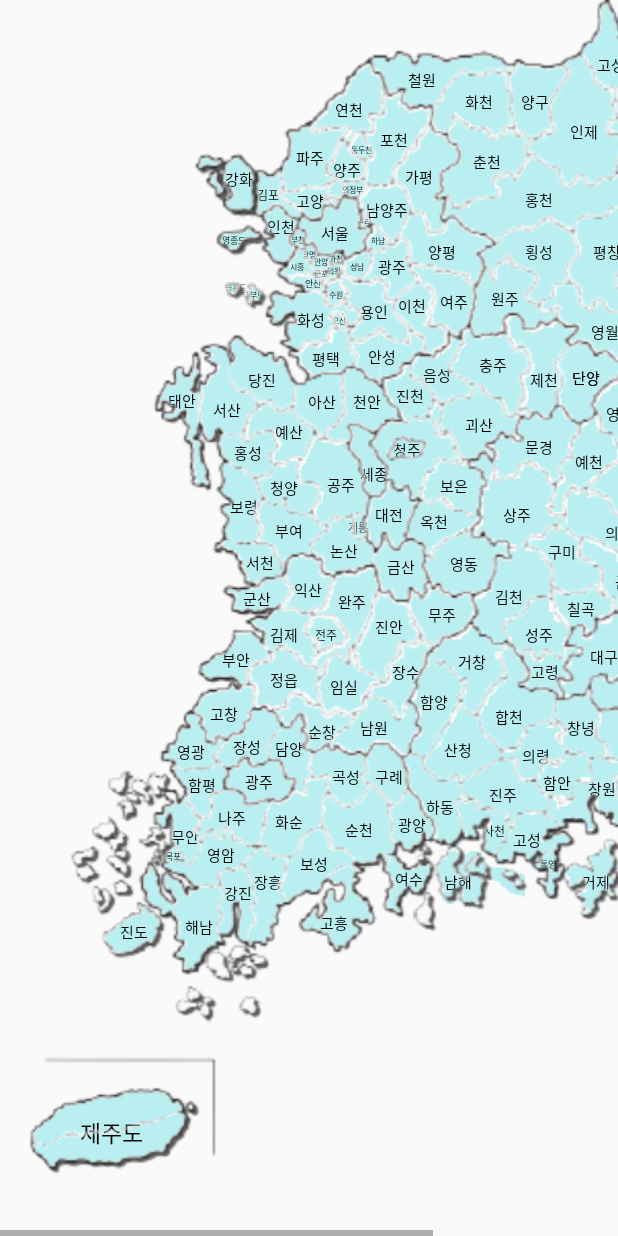
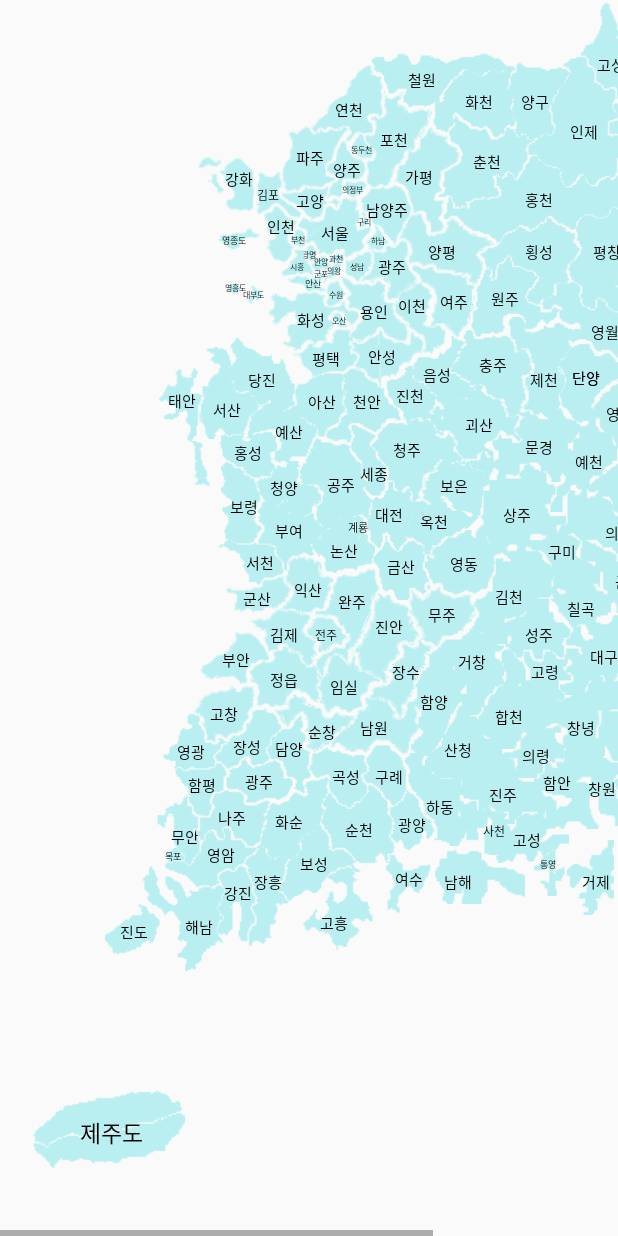
Before and after one commit to Brogi/MoApp_Team2, an Android app: the MapActivity screen opened directly, with no data from a screen before it, on a phone screen of 412 x 824 dp. Run offline under Robolectric (Android 15) with nearby library versions, the phone set to English and light mode, and no system bars.

Commit message:
entire map 제거

```diff
--- a/app/src/main/res/layout/activity_map.xml
+++ b/app/src/main/res/layout/activity_map.xml
@@ -3827,12 +3827,10 @@
                     app:layout_constraintStart_toStartOf="@id/entire_map"
                     app:layout_constraintTop_toTopOf="@+id/entire_map" />
 
-
                 <ImageView
                     android:id="@+id/entire_map"
                     android:layout_width="588dp"
                     android:layout_height="790dp"
-                    android:src="@drawable/entire_map"
                     app:layout_constraintBottom_toBottomOf="parent"
                     app:layout_constraintEnd_toEndOf="parent"
                     app:layout_constraintHorizontal_bias="1.0"
```
